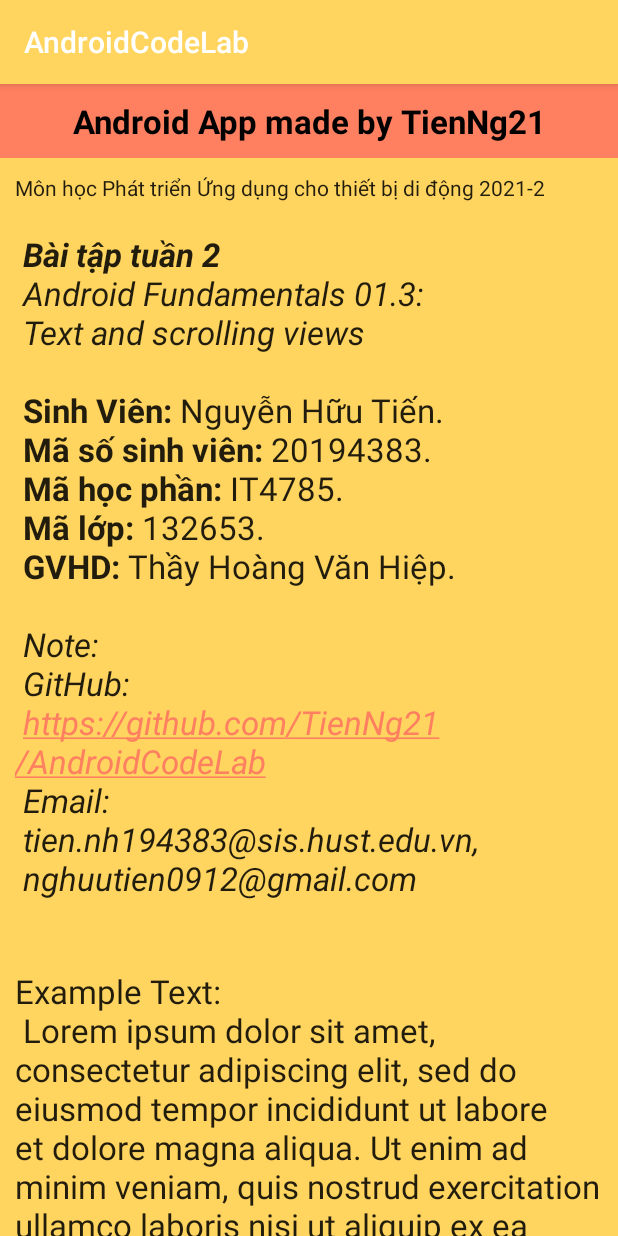
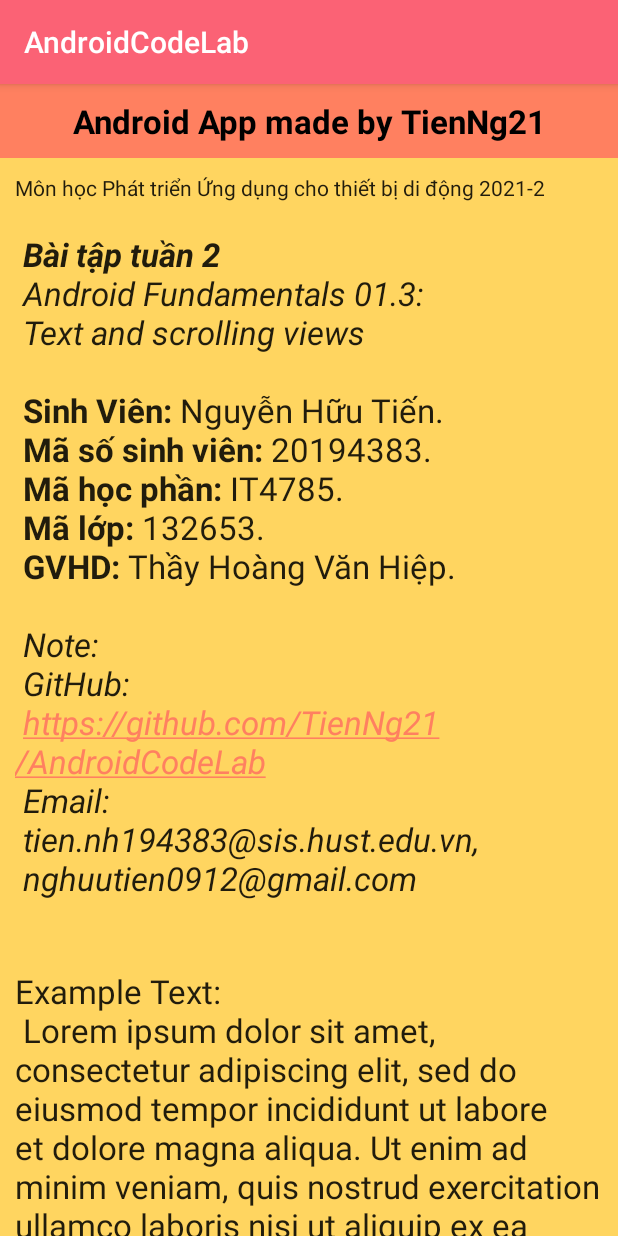
Before and after one commit to TienNg21/AndroidCodeLab, an Android app: the screen it shows after launch (MainActivity), on a phone screen of 412 x 824 dp. Run offline under Robolectric (Android 15) with nearby library versions, the phone set to English and light mode, and no system bars.

Commit message:
fix color header

```diff
--- a/app/src/main/res/values/colors.xml
+++ b/app/src/main/res/values/colors.xml
@@ -1,5 +1,6 @@
 <?xml version="1.0" encoding="utf-8"?>
 <resources>
+    <color name="red">#FFFB6275</color>
     <color name="background">#FFFFD560</color>
     <color name="background_header">#FFFF8060</color>
     <color name="purple_200">#FFBB86FC</color>
--- a/app/src/main/res/values/themes.xml
+++ b/app/src/main/res/values/themes.xml
@@ -2,7 +2,7 @@
     <!-- Base application theme. -->
     <style name="Theme.AndroidCodeLab" parent="Theme.AppCompat.Light.DarkActionBar">
         <!-- Primary brand color. -->
-        <item name="colorPrimary">@color/background</item>
+        <item name="colorPrimary">@color/red</item>
         <item name="colorPrimaryDark">@color/background</item>
         <item name="colorAccent">@color/background_header</item>
         <!-- Customize your theme here. -->
```
Also changed, not shown: 1 other file.
